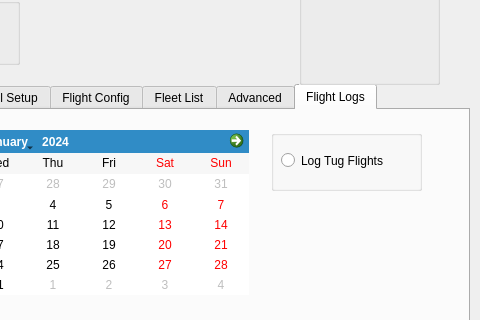
Before: the Qt Designer form flogger.ui in tobiz/OGN-Flight-Logger_V3, drawn with Qt 5; both pictures show x 231 to 711 and y 85 to 405 of the 711 by 914 pixel window.
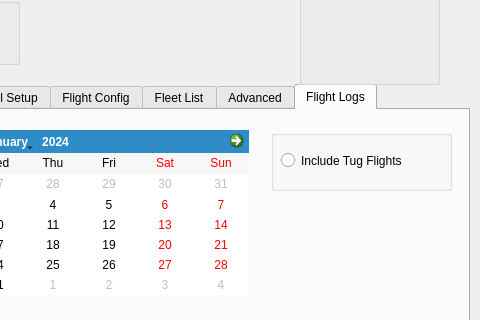
After: the same form once the commit is applied. The open tabs and pages were chosen to show the change. Icons and pictures are not drawn.

Commit message: OGN-Flogger is now available on PyPi

```diff
--- a/flogger.ui
+++ b/flogger.ui
@@ -2437,7 +2437,7 @@
        <rect>
         <x>490</x>
         <y>20</y>
-        <width>151</width>
+        <width>181</width>
         <height>61</height>
        </rect>
       </property>
@@ -2452,7 +2452,7 @@
         <rect>
          <x>10</x>
          <y>20</y>
-         <width>141</width>
+         <width>161</width>
          <height>21</height>
         </rect>
        </property>
@@ -2460,7 +2460,7 @@
         <string>&lt;html&gt;&lt;head/&gt;&lt;body&gt;&lt;p&gt;Log Tug FLights if checked&lt;/p&gt;&lt;/body&gt;&lt;/html&gt;</string>
        </property>
        <property name="text">
-        <string>Log Tug Flights</string>
+        <string>Include Tug Flights</string>
        </property>
       </widget>
      </widget>
```
Left out of the diff: 10 changed lines with no effect on the pictures. The commit also changes 5 other files.
